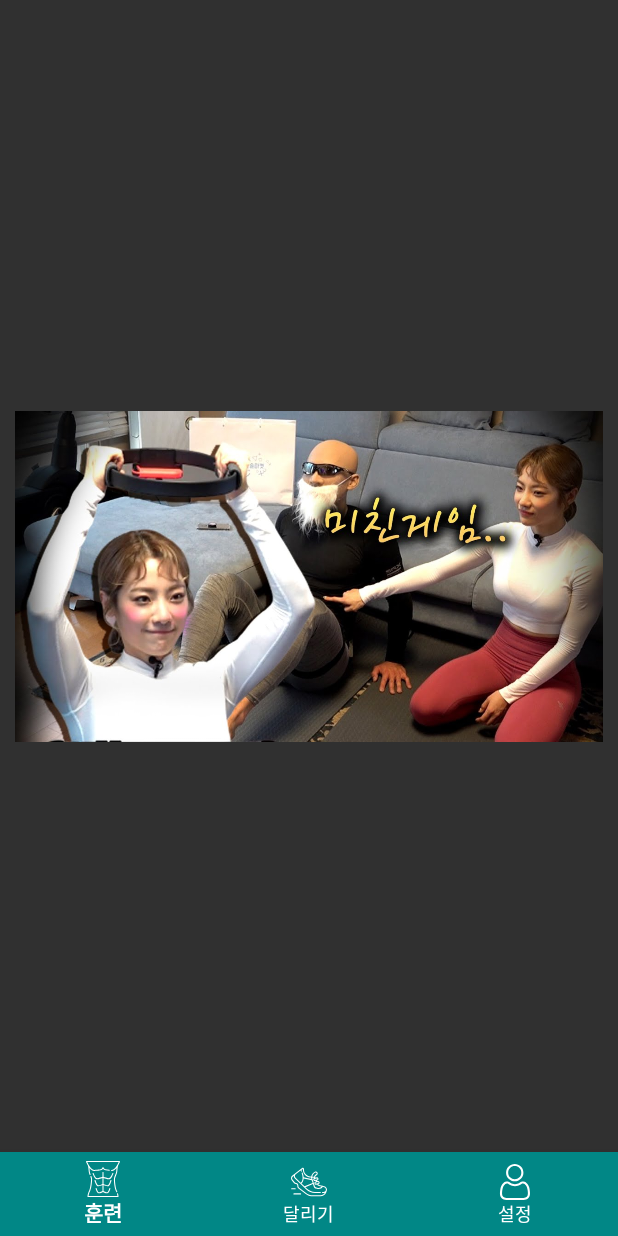
After one commit to ChickenDroid/gongcha_Health, an Android app: the fragment training_level3 placed in its activity, on a phone screen of 412 x 824 dp. The commit adds this screen. Run offline under Robolectric (Android 15) with nearby library versions, the phone set to English and light mode, and no system bars; libraries missing offline, so code that uses them is left out: me.relex.circleindicator; 2 statements that could not run were skipped.

Commit message:
feat) set up Viewpager and indicator (Image is sample must change)

```diff
--- a/app/build.gradle
+++ b/app/build.gradle
@@ -27,4 +27,5 @@ dependencies {
     androidTestImplementation 'androidx.test.ext:junit:1.1.0'
     androidTestImplementation 'androidx.test.espresso:espresso-core:3.1.1'
     implementation 'com.google.android.material:material:1.1.0'
+    implementation 'me.relex:circleindicator:2.1.4'
 }
--- a/app/src/main/java/gongcha_health/com/training_frag.java
+++ b/app/src/main/java/gongcha_health/com/training_frag.java
@@ -8,18 +8,55 @@ import android.view.ViewGroup;
 import androidx.annotation.NonNull;
 import androidx.annotation.Nullable;
 import androidx.fragment.app.Fragment;
+import androidx.fragment.app.FragmentManager;
+import androidx.fragment.app.FragmentPagerAdapter;
+import androidx.viewpager.widget.PagerAdapter;
+import androidx.viewpager.widget.ViewPager;
+
+
+import me.relex.circleindicator.CircleIndicator;
 
 public class training_frag extends Fragment {
 
     private View view;
-
-
+    ViewPager viewPager;
+    private training_level1 fragment1;
+    private training_level2 fragment2;
+    private  training_level3 fragment3;
+    /* 뷰페이저를 통해 근력운동의 레벨을 정할수있게함. */
     @Nullable
     @Override
     public View onCreateView(@NonNull LayoutInflater inflater, @Nullable ViewGroup container, @Nullable Bundle savedInstanceState) {
-        view = inflater.inflate(R.layout.frag1, container, false);
-
-
+        view = inflater.inflate(R.layout.training, container, false);
+        fragment1=new training_level1();
+        fragment2=new training_level2();
+        fragment3=new training_level3();
+        viewPager=view.findViewById(R.id.training_viewpager);
+        viewPager.setAdapter(new PagerAdapter(getChildFragmentManager()));
+        viewPager.setCurrentItem(0);
+        CircleIndicator indicator = (CircleIndicator) view.findViewById(R.id.training_indicator);
+        indicator.setViewPager(viewPager);
         return view;
     }
+    /*  뷰페이저에는 level 1,2,3의 단계가있음.   */
+    private class PagerAdapter extends FragmentPagerAdapter {
+        public PagerAdapter(FragmentManager fm){
+            super(fm);
+            getItem(0);
+        }
+        public Fragment getItem(int position){
+            if(position==0)
+            {
+                return fragment1;
+            }else if(position==1){
+                return fragment2;
+            }else {
+                return fragment3;
+            }
+        }
+        public int getCount(){
+            return 3;
+        }
+
+    }
 }
--- /dev/null
+++ b/app/src/main/java/gongcha_health/com/training_level1.java
@@ -0,0 +1,25 @@
+package gongcha_health.com;
+
+import android.content.Intent;
+import android.net.Uri;
+import android.os.Bundle;
+import android.view.LayoutInflater;
+import android.view.View;
+import android.view.ViewGroup;
+import android.widget.ImageView;
+
+import androidx.fragment.app.Fragment;
+
+public class training_level1 extends Fragment {
+    public void onCreate(Bundle savedInstanceState) {
+        super.onCreate(savedInstanceState);
+
+    }
+    public View onCreateView(LayoutInflater inflater, ViewGroup container,
+                             Bundle savedInstanceState) {
+        View view = inflater.inflate(R.layout.training_level1, container, false);
+
+        return view;
+    }
+
+}
--- /dev/null
+++ b/app/src/main/java/gongcha_health/com/training_level2.java
@@ -0,0 +1,26 @@
+package gongcha_health.com;
+
+import android.content.Intent;
+import android.net.Uri;
+import android.os.Bundle;
+import android.view.LayoutInflater;
+import android.view.View;
+import android.view.ViewGroup;
+import android.widget.ImageView;
+
+import androidx.fragment.app.Fragment;
+
+public class training_level2 extends Fragment {
+    public void onCreate(Bundle savedInstanceState) {
+        super.onCreate(savedInstanceState);
+
+    }
+    @Override
+    public View onCreateView(LayoutInflater inflater, ViewGroup container,
+                             Bundle savedInstanceState) {
+        View view = inflater.inflate(R.layout.training_level2, container, false);
+
+
+        return view;
+    }
+}
--- /dev/null
+++ b/app/src/main/java/gongcha_health/com/training_level3.java
@@ -0,0 +1,25 @@
+package gongcha_health.com;
+
+import android.content.Intent;
+import android.net.Uri;
+import android.os.Bundle;
+import android.view.LayoutInflater;
+import android.view.View;
+import android.view.ViewGroup;
+import android.widget.ImageView;
+
+import androidx.fragment.app.Fragment;
+
+public class training_level3  extends Fragment {
+    public void onCreate(Bundle savedInstanceState) {
+        super.onCreate(savedInstanceState);
+    }
+    @Override
+    public View onCreateView(LayoutInflater inflater, ViewGroup container,
+                             Bundle savedInstanceState) {
+        View view = inflater.inflate(R.layout.training_level3, container, false);
+
+
+        return view;
+    }
+}
--- /dev/null
+++ b/app/src/main/res/layout/training_level3.xml
@@ -0,0 +1,15 @@
+<?xml version="1.0" encoding="utf-8"?>
+<LinearLayout xmlns:android="http://schemas.android.com/apk/res/android"
+    android:orientation="vertical" android:layout_width="match_parent"
+    android:layout_height="match_parent">
+
+    <ImageView
+        android:layout_width="match_parent"
+        android:layout_height="match_parent"
+        android:layout_margin="10dp"
+        android:src="@drawable/physical_tst3"
+
+
+        />
+
+</LinearLayout>
```
Also changed, not shown: app/src/main/res/layout/frag1.xml (deleted, +0 -18 lines), app/src/main/res/layout/training.xml (added, +30 -0 lines), app/src/main/res/layout/training_level1.xml (added, +13 -0 lines), app/src/main/res/layout/training_level2.xml (added, +13 -0 lines), app/src/main/res/values/colors.xml (+29 -3 lines), app/src/main/res/drawable/physical_tst.jpg (added), app/src/main/res/drawable/physical_tst2.jpg (added), app/src/main/res/drawable/physical_tst3.jpg (added), 1 other file.
